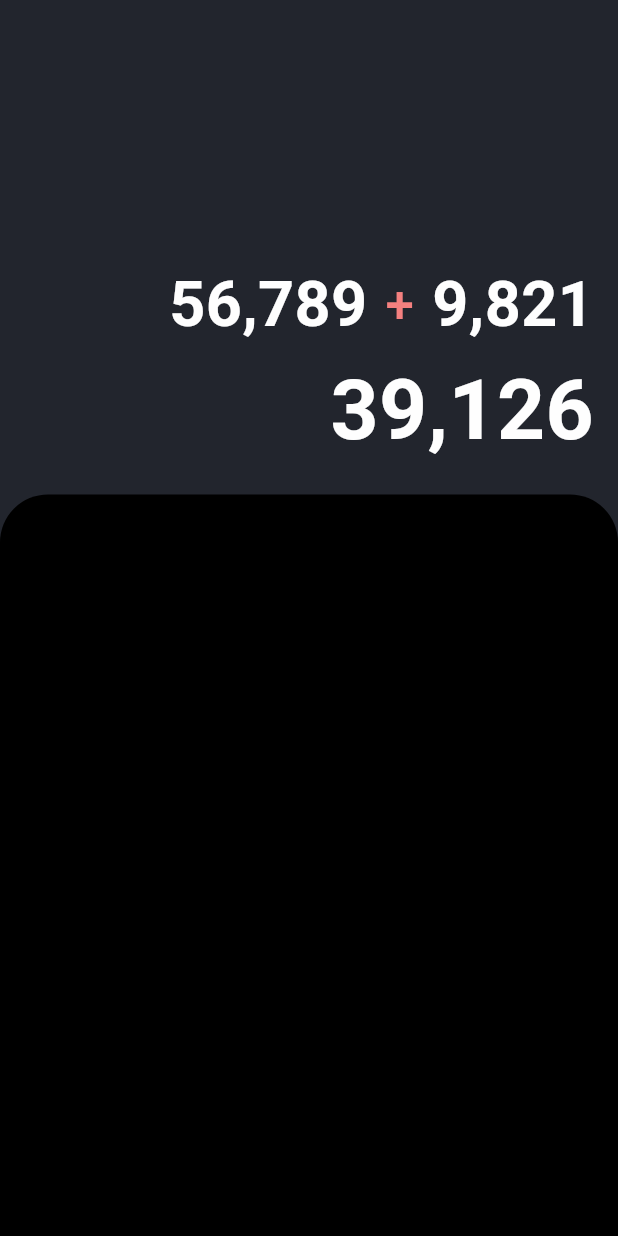
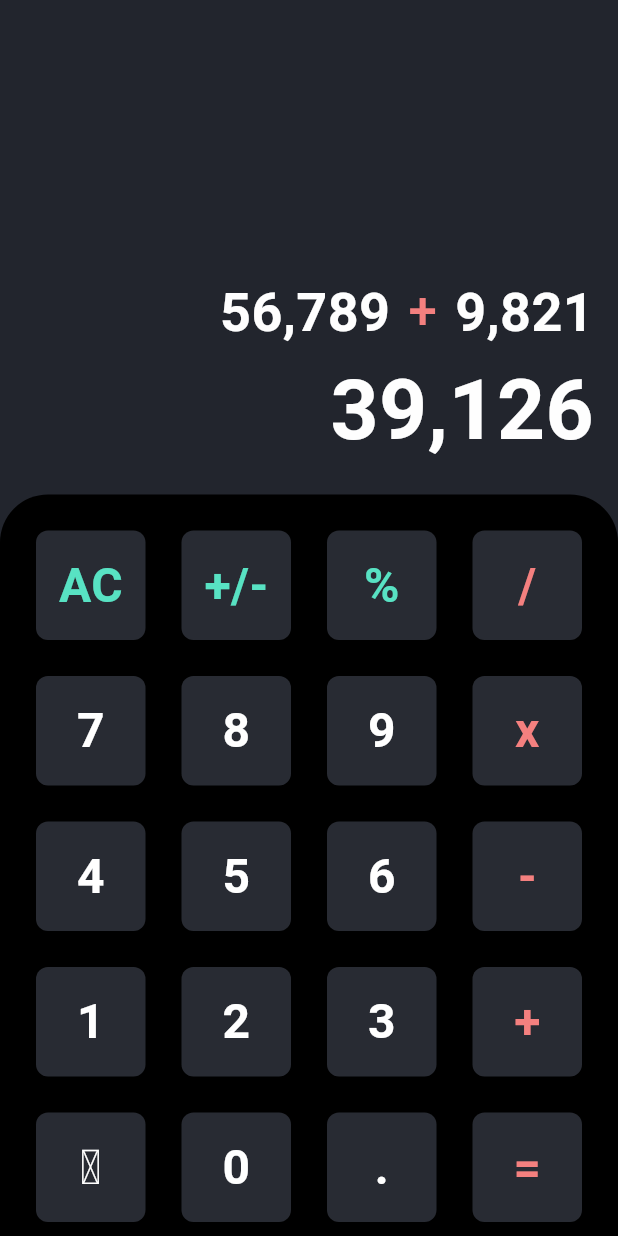
Before and after one commit to youssefhedefa/CognoRise-Infotech, a Flutter app: the screen it shows after launch, on a phone screen of 412 x 824 dp. Run offline on Flutter 3.47's test engine with Material 3 defaults, Android fonts, the phone set to English and light mode, and no system bars.

Commit message:
Complete buttons UI part

```diff
--- a/lib/helpers/text_style_helper.dart
+++ b/lib/helpers/text_style_helper.dart
@@ -8,8 +8,8 @@ abstract class AppTextStyleHelper{
     color: AppDarkColorsHelper.whiteColor,
   );
 
-  static const TextStyle font42DarkThemeWhiteSemiBold = TextStyle(
-    fontSize: 42,
+  static const TextStyle font36DarkThemeWhiteSemiBold = TextStyle(
+    fontSize: 36,
     fontWeight: FontWeight.w600,
     color: AppDarkColorsHelper.whiteColor,
   );
--- /dev/null
+++ b/lib/widgets/buttons/buttons_list.dart
@@ -0,0 +1,53 @@
+import 'package:calculator/helpers/color_helper.dart';
+import 'package:calculator/widgets/buttons/custom_button.dart';
+import 'package:flutter/material.dart';
+
+
+class ButtonsList extends StatelessWidget {
+  const ButtonsList({super.key});
+
+  @override
+  Widget build(BuildContext context) {
+    return GridView.builder(
+      gridDelegate: const SliverGridDelegateWithFixedCrossAxisCount(
+        crossAxisCount: 4,
+        childAspectRatio: 1,
+        crossAxisSpacing: 24,
+        mainAxisSpacing: 24,
+      ),
+      physics: const NeverScrollableScrollPhysics(),
+      padding: const EdgeInsets.all(24),
+      itemBuilder: (context, index) {
+        return buildButton(index: index);
+      },
+    );
+  }
+
+  Widget buildButton({required int index}){
+    return CustomButton(text: getButtonText(index: index), textColor: getButtonTextColor(index: index),);
+  }
+
+  String getButtonText({required int index}) {
+    const List<String> buttons = [
+      'AC', '+/-', '%', '/',
+      '7', '8', '9', 'x',
+      '4', '5', '6', '-',
+      '1', '2', '3', '+',
+      '\u21BB','0', '.', '=',
+    ];
+    return buttons[index];
+  }
+
+  Color getButtonTextColor({required int index}){
+    if(index < 3){
+      return AppDarkColorsHelper.cyanColor;
+    }
+    else if(index % 4 == 3){
+      return AppDarkColorsHelper.orangeColor;
+    }
+    else {
+      return Colors.white;
+    }
+  }
+
+}
--- a/lib/widgets/buttons_list.dart
+++ b/lib/widgets/buttons/buttons_list_body.dart
@@ -1,8 +1,9 @@
+import 'package:calculator/widgets/buttons/buttons_list.dart';
 import 'package:flutter/material.dart';
 
 
-class ButtonsList extends StatelessWidget {
-  const ButtonsList({super.key});
+class ButtonsListBody extends StatelessWidget {
+  const ButtonsListBody({super.key});
 
   @override
   Widget build(BuildContext context) {
@@ -14,6 +15,7 @@ class ButtonsList extends StatelessWidget {
           topRight: Radius.circular(32),
         ),
       ),
+      child: const ButtonsList(),
     );
   }
 }
--- /dev/null
+++ b/lib/widgets/buttons/custom_button.dart
@@ -0,0 +1,39 @@
+import 'package:calculator/helpers/color_helper.dart';
+import 'package:flutter/material.dart';
+
+
+
+class CustomButton extends StatelessWidget {
+  const CustomButton({super.key, required this.text, required this.textColor});
+
+  final String text;
+  final Color textColor;
+
+  @override
+  Widget build(BuildContext context) {
+    return Container(
+      decoration: BoxDecoration(
+        color: AppDarkColorsHelper.buttonBlackColor,
+        borderRadius: BorderRadius.circular(8),
+        boxShadow: [
+          BoxShadow(
+            color: Colors.black.withOpacity(0.2),
+            blurRadius: 4,
+            spreadRadius: 2,
+            offset: const Offset(0, 4),
+          ),
+        ],
+      ),
+      child: Center(
+        child: Text(
+          text,
+          style: TextStyle(
+            color: textColor,
+            fontSize: 32,
+            fontWeight: FontWeight.w600,
+          ),
+        ),
+      ),
+    );
+  }
+}
--- a/lib/widgets/calculator_body.dart
+++ b/lib/widgets/calculator_body.dart
@@ -1,5 +1,5 @@
-import 'package:calculator/widgets/buttons_list.dart';
-import 'package:calculator/widgets/result.dart';
+import 'package:calculator/widgets/buttons/buttons_list_body.dart';
+import 'package:calculator/widgets/result/result.dart';
 import 'package:flutter/material.dart';
 
 
@@ -20,7 +20,7 @@ class CalculatorBody extends StatelessWidget {
         ),
         Expanded(
           flex: 60,
-          child: ButtonsList(),
+          child: ButtonsListBody(),
         ),
       ],
     );
--- a/lib/widgets/operation.dart
+++ b/lib/widgets/result/operation.dart
@@ -31,7 +31,7 @@ class Operation extends StatelessWidget {
     return  [
       Text(
         firstOperand,
-        style: isResultShown ? AppTextStyleHelper.font42DarkThemeWhiteSemiBold : AppTextStyleHelper.font52DarkThemeWhiteSemiBold,
+        style: isResultShown ? AppTextStyleHelper.font36DarkThemeWhiteSemiBold : AppTextStyleHelper.font52DarkThemeWhiteSemiBold,
       ),
       const SizedBox(width: 12),
       Padding(
@@ -44,7 +44,7 @@ class Operation extends StatelessWidget {
       const SizedBox(width: 12),
       Text(
         secondOperand,
-        style: isResultShown ? AppTextStyleHelper.font42DarkThemeWhiteSemiBold : AppTextStyleHelper.font52DarkThemeWhiteSemiBold,
+        style: isResultShown ? AppTextStyleHelper.font36DarkThemeWhiteSemiBold : AppTextStyleHelper.font52DarkThemeWhiteSemiBold,
       ),
     ];
   }
--- a/lib/widgets/result.dart
+++ b/lib/widgets/result/result.dart
@@ -1,6 +1,6 @@
 import 'package:calculator/helpers/color_helper.dart';
-import 'package:calculator/widgets/operation.dart';
-import 'package:calculator/widgets/operation_result.dart';
+import 'package:calculator/widgets/result/operation.dart';
+import 'package:calculator/widgets/result/operation_result.dart';
 import 'package:flutter/material.dart';
 import 'package:intl/intl.dart';
 
@@ -27,7 +27,7 @@ class Result extends StatelessWidget {
             operator: operator,
             secondOperand: NumberFormat('#,###').format(secondOperand),
             isResultShown: true,
-            isRow: !(firstOperand.toString().length > 7 || secondOperand.toString().length > 7),
+            isRow: !(firstOperand.toString().length > 8 || secondOperand.toString().length > 8),
           ),
           OperationResult(
             result: NumberFormat('#,###').format(39126),
```
Also changed, not shown: lib/widgets/custom_button.dart (deleted), lib/widgets/result/operation_result.dart (renamed from lib/widgets/operation_result.dart).
